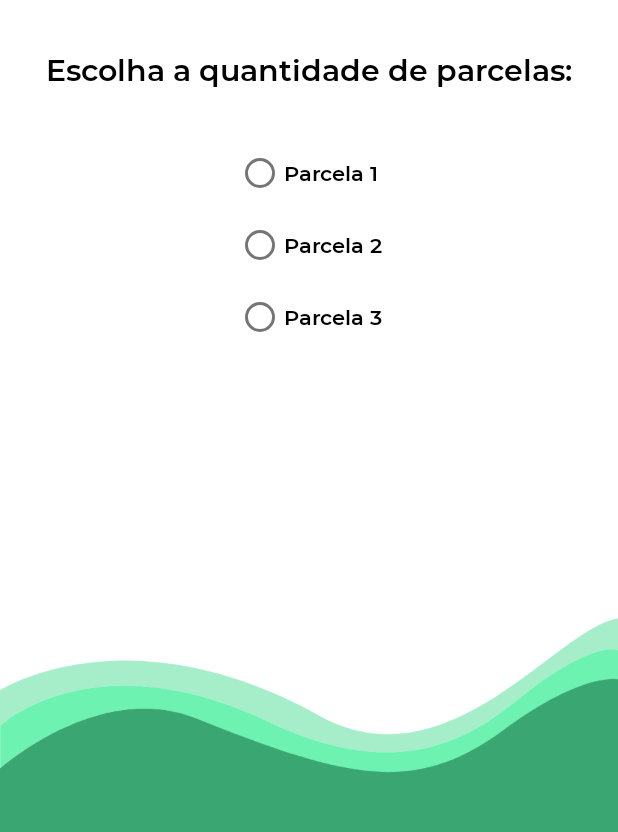
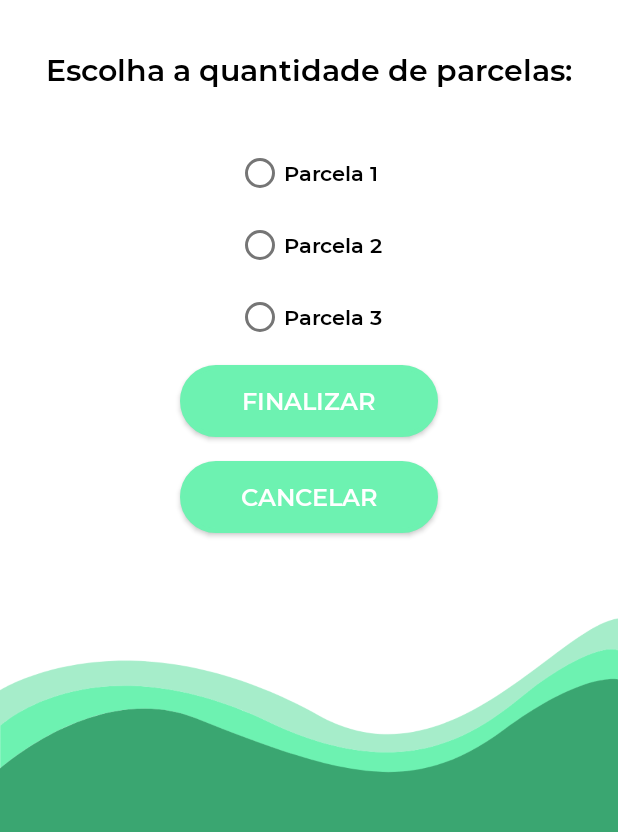
Before and after one commit to Duarte-K/easy-pay, an Android app: the fragment InstallmentsFragment placed in its activity, on a phone screen of 412 x 824 dp, the part 309-1141 px from its top. Run offline under Robolectric (Android 15) with nearby library versions, the phone set to English and light mode, and no system bars; libraries missing offline, so code that uses them is left out: cielo.orders.domain, cielo.sdk.order; 1 statement that could not run was skipped.

```diff
--- a/app/build.gradle
+++ b/app/build.gradle
@@ -37,5 +37,5 @@ dependencies {
     androidTestImplementation 'androidx.test.ext:junit:1.1.3'
     androidTestImplementation 'androidx.test.espresso:espresso-core:3.4.0'
 
-    //implementation 'com.cielo.lio:order-manager:1.4.0'
+    implementation 'com.cielo.lio:order-manager:1.4.0'
 }
--- a/app/src/main/java/com/example/easypay/fragments/InstallmentsFragment.java
+++ b/app/src/main/java/com/example/easypay/fragments/InstallmentsFragment.java
@@ -3,16 +3,18 @@ package com.example.easypay.fragments;
 import android.os.Bundle;
 
 import androidx.fragment.app.Fragment;
+import androidx.fragment.app.FragmentTransaction;
 
 import android.view.LayoutInflater;
 import android.view.View;
 import android.view.ViewGroup;
+import android.widget.Button;
 
 import com.example.easypay.R;
 
 
 public class InstallmentsFragment extends Fragment {
-
+    private Button btnCancel;
     public InstallmentsFragment() {
         // Required empty public constructor
     }
@@ -21,6 +23,21 @@ public class InstallmentsFragment extends Fragment {
     public View onCreateView(LayoutInflater inflater, ViewGroup container,
                              Bundle savedInstanceState) {
         // Inflate the layout for this fragment
-        return inflater.inflate(R.layout.fragment_installments, container, false);
+        View view = inflater.inflate(R.layout.fragment_installments, container, false);
+
+        btnCancel = view.findViewById(R.id.btn_cancel);
+
+        btnCancel.setOnClickListener(new View.OnClickListener() {
+            @Override
+            public void onClick(View v) {
+                DescriptionFragment descriptionFragment = new DescriptionFragment();
+                FragmentTransaction transaction = getFragmentManager().beginTransaction();
+                transaction.replace(R.id.frame_conteudo, descriptionFragment);
+                transaction.commit();
+            }
+        });
+
+        return view;
     }
+
 }
--- /dev/null
+++ b/app/src/main/res/drawable/rounded_bg_red.xml
@@ -0,0 +1,7 @@
+<?xml version="1.0" encoding="utf-8"?>
+<shape xmlns:android="http://schemas.android.com/apk/res/android">
+    <solid android:color="@color/secondary"/>
+    <stroke android:width="3dp" android:color="@color/secondary_dark" />
+    <corners android:radius="200dp"/>
+    <padding android:left="0dp" android:top="0dp" android:right="0dp" android:bottom="0dp" />
+</shape>
--- a/app/src/main/res/layout/fragment_installments.xml
+++ b/app/src/main/res/layout/fragment_installments.xml
@@ -23,12 +23,13 @@
         app:layout_constraintTop_toTopOf="parent" />
 
     <RadioGroup
+        android:id="@+id/radioGroup"
         android:layout_width="wrap_content"
         android:layout_height="wrap_content"
         android:layout_marginTop="32dp"
         app:layout_constraintEnd_toEndOf="parent"
         app:layout_constraintStart_toStartOf="parent"
-        app:layout_constraintTop_toBottomOf="@+id/textView" >
+        app:layout_constraintTop_toBottomOf="@+id/textView">
 
         <RadioButton
             android:id="@+id/radioButton"
@@ -55,4 +56,47 @@
             android:textColor="@color/black" />
     </RadioGroup>
 
+    <Button
+        android:id="@+id/btn_cancel"
+        android:layout_width="0dp"
+        android:layout_height="wrap_content"
+        android:layout_marginTop="16dp"
+        android:background="@drawable/rounded_bg_red"
+        android:fontFamily="@font/montserrat_semibold"
+        android:text="@string/cancel"
+        android:textAppearance="@style/TextAppearance.AppCompat.Body1"
+        android:textSize="16sp"
+        app:layout_constraintEnd_toStartOf="@+id/guideline11"
+        app:layout_constraintHorizontal_bias="0.0"
+        app:layout_constraintStart_toStartOf="@+id/guideline14"
+        app:layout_constraintTop_toBottomOf="@+id/button2" />
+
+    <androidx.constraintlayout.widget.Guideline
+        android:id="@+id/guideline11"
+        android:layout_width="wrap_content"
+        android:layout_height="wrap_content"
+        android:orientation="vertical"
+        app:layout_constraintGuide_end="90dp" />
+
+    <androidx.constraintlayout.widget.Guideline
+        android:id="@+id/guideline14"
+        android:layout_width="wrap_content"
+        android:layout_height="wrap_content"
+        android:orientation="vertical"
+        app:layout_constraintGuide_begin="90dp" />
+
+    <Button
+        android:id="@+id/button2"
+        android:layout_width="0dp"
+        android:layout_height="wrap_content"
+        android:layout_marginTop="8dp"
+        android:background="@drawable/rounded_bg_red"
+        android:fontFamily="@font/montserrat_semibold"
+        android:text="@string/finish"
+        android:textAppearance="@style/TextAppearance.AppCompat.Body1"
+        android:textSize="16sp"
+        app:layout_constraintEnd_toStartOf="@+id/guideline11"
+        app:layout_constraintStart_toStartOf="@+id/guideline14"
+        app:layout_constraintTop_toBottomOf="@+id/radioGroup" />
+
 </androidx.constraintlayout.widget.ConstraintLayout>
--- a/app/src/main/res/values/strings.xml
+++ b/app/src/main/res/values/strings.xml
@@ -9,6 +9,8 @@
     <string name="value_pay">Valor do pagamento</string>
     <string name="send_desc">ENVIAR</string>
     <string name="version">Versão</string>
+    <string name="cancel">CANCELAR</string>
+    <string name="finish">FINALIZAR</string>
     <!-- TODO: Remove or change this placeholder text -->
     <string name="hello_blank_fragment">Hello blank fragment</string>
 </resources>
```
Also changed, not shown: app/src/main/AndroidManifest.xml (+9 -8 lines), app/src/main/java/com/example/easypay/fragments/DescriptionFragment.java (+40 -7 lines), app/src/main/java/com/example/easypay/fragments/PayOptionFragment.java (deleted, +0 -41 lines), app/src/main/res/layout/fragment_description.xml (+7 -6 lines), app/src/main/res/layout/fragment_pay_option.xml (deleted, +0 -74 lines).
